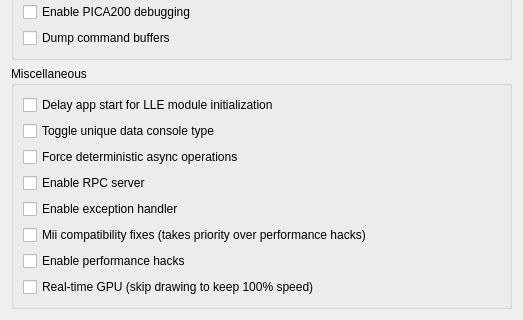
shunoni/AzaharMMJ, file src/citra_qt/configuration/configure_debug.ui: the form before one commit; both pictures show x 0 to 523 and y 425 to 745 of the 523 by 745 pixel window.
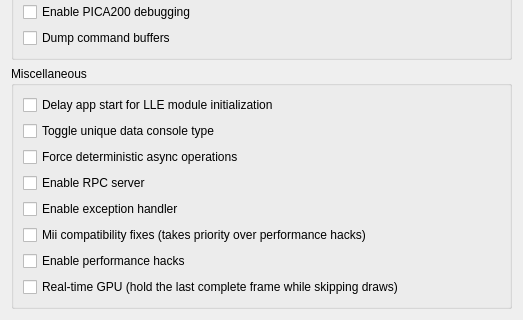
The form after the commit.

The edit to the form file:
```diff
--- a/src/citra_qt/configuration/configure_debug.ui
+++ b/src/citra_qt/configuration/configure_debug.ui
@@ -356,7 +356,7 @@
          <string>Keeps guest time running at full speed when the GPU cannot keep up by skipping drawing work instead of slowing the whole emulator down. The game can run at 100% speed at low FPS, but effects can be stale and games that read back the screen may glitch. Requires performance hacks.</string>
         </property>
         <property name="text">
-         <string>Real-time GPU (skip drawing to keep 100% speed)</string>
+         <string>Real-time GPU (hold the last complete frame while skipping draws)</string>
         </property>
        </widget>
       </item>
```
Left out of the diff: 2 changed lines with no effect on the pictures.
